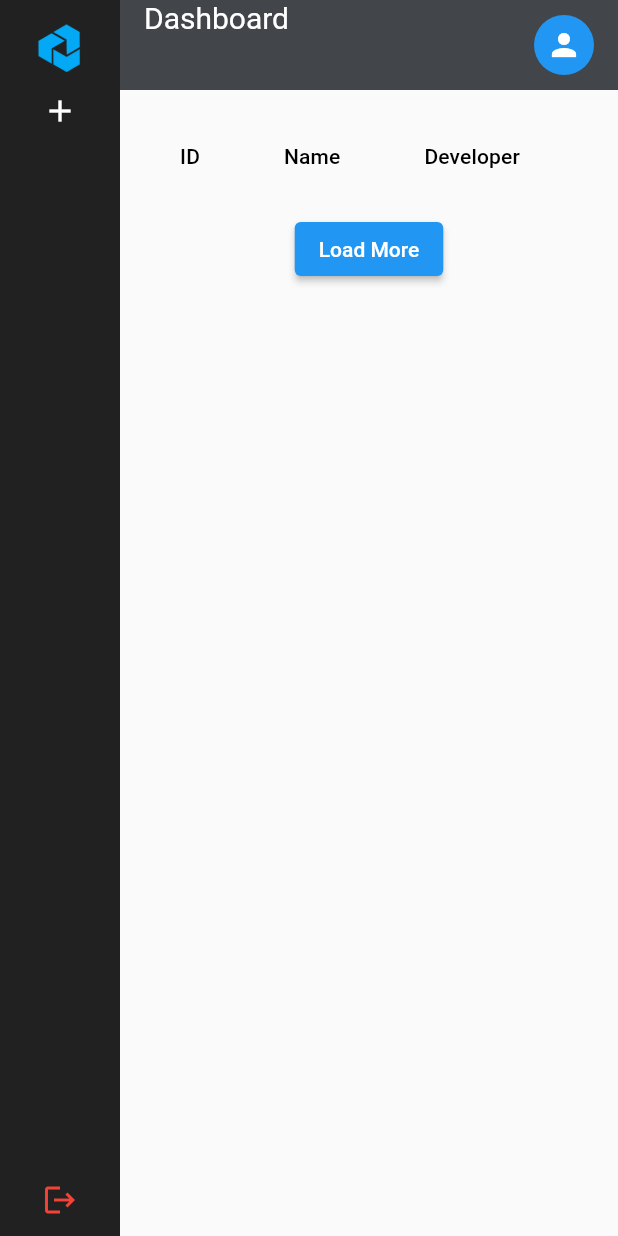
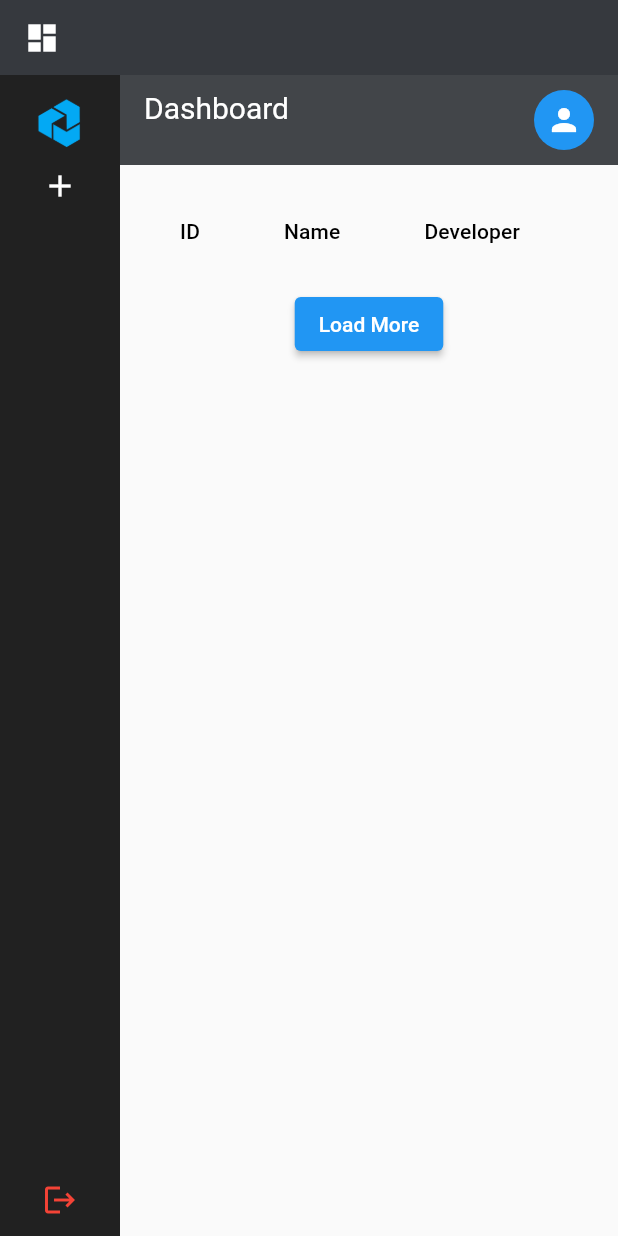
Before and after one commit to hrisz/zenverse_apps, a Flutter app: the DashboardScreen screen opened directly, on a phone screen of 412 x 824 dp. Run offline on Flutter 3.47's test engine with Material 3 defaults, Android fonts, the phone set to English and light mode, and no system bars; our stand-ins replace dio, image_picker, shared_preferences, youtube_player_flutter; accounts and stored records are empty; network calls fail.

Commit message:
add: appbar dashboard

```diff
--- a/lib/view/admin/dashboard.dart
+++ b/lib/view/admin/dashboard.dart
@@ -149,6 +149,14 @@ class _DashboardScreenState extends State<DashboardScreen> {
   @override
   Widget build(BuildContext context) {
     return Scaffold(
+    appBar: PreferredSize(
+      preferredSize: Size.fromHeight(50), // Set the height of the app bar
+      child: AppBar(
+        title: Icon(Icons.dashboard),
+        elevation: 0,
+        backgroundColor: const Color.fromARGB(255, 54, 57, 62),
+      ),
+    ),
       body: Row(
         children: [
           Container(
@@ -195,6 +203,7 @@ class _DashboardScreenState extends State<DashboardScreen> {
                       Column(
                         crossAxisAlignment: CrossAxisAlignment.start,
                         children: [
+                          const SizedBox(height: 10),
                           const Text(
                             "Dashboard",
                             style: TextStyle(fontSize: 20, color: Colors.white),
```
